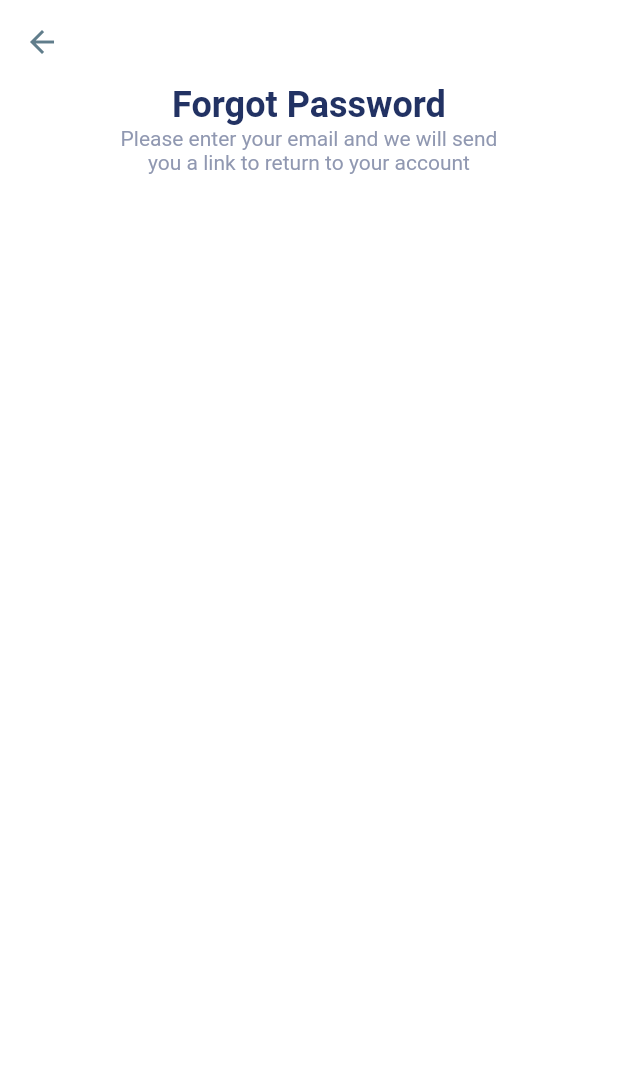
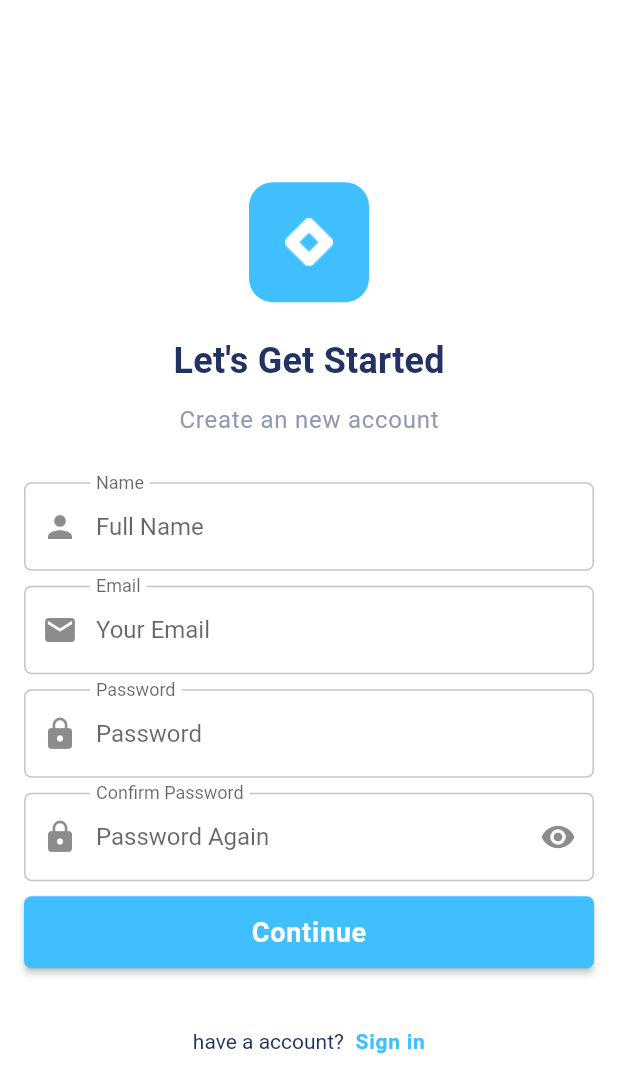
Before and after one commit to Surayya-code/Suzer_Ecomm_app, a Flutter app: the screen it shows after launch, after a tap on "Register", on a phone screen of 412 x 824 dp. Shown: the top 1092 px of the screen. Run offline on Flutter 3.47's test engine with Material 2 defaults, Android fonts, the light colour scheme and no system bars; our stand-ins replace flutter_svg; Roboto replaces fonts that are missing (Poppins).

Commit message:
register form

```diff
--- a/ecomm_app/lib/constants.dart
+++ b/ecomm_app/lib/constants.dart
@@ -19,8 +19,10 @@ const warningColor=Color(0xffFFC833);
 //Form Error
 final RegExp emailvalidatorRegExp=
       RegExp(r"^[a-zA-Z0-9,]+@[a-zA-Z0-9]+\.[a-zA-Z]+");
+const String kNameNullError="Please Enter your Name";
 const String kEmailNullError="Please Enter your Email";
 const String kInvalinEmailError="Please Enter Valid Email";
+const String kInvalinNameError="Please Enter Valid Name";
 const String kPassNullError="Please Enter your Password";
 const String kShortPassError="Password is too short";
 const String kMatchPassError="Password don't match";
--- /dev/null
+++ b/ecomm_app/lib/presentation/screens/complete_profile/components/body.dart
@@ -0,0 +1,10 @@
+import 'package:flutter/material.dart';
+
+class Body extends StatelessWidget {
+  const Body({Key? key}) : super(key: key);
+
+  @override
+  Widget build(BuildContext context) {
+    return Column();
+  }
+}
--- a/ecomm_app/lib/presentation/screens/forgot_password/forgot_password_screen.dart
+++ b/ecomm_app/lib/presentation/screens/forgot_password/forgot_password_screen.dart
@@ -10,7 +10,7 @@ class ForgotPasswordScreen extends StatelessWidget {
       appBar: AppBar(
         title: const Text("Forgot Password"),
       ),
-      body: Body(),
+      body: const Body(),
     );
   }
 }
--- a/ecomm_app/lib/presentation/screens/sign_in/components/body.dart
+++ b/ecomm_app/lib/presentation/screens/sign_in/components/body.dart
@@ -1,7 +1,8 @@
 import 'package:flutter/material.dart';
+import 'package:suzer_ecom_appp/presentation/screens/forgot_password/forgot_password_screen.dart';
 import 'package:suzer_ecom_appp/presentation/widgets/global_divider.dart';
 import '../../../widgets/global_center_icon.dart';
-import '../../../widgets/global_have_account.dart';
+import '../../../widgets/global_no_account.dart';
 import '../../../widgets/global_signin_buttons.dart';
 import '../../styles/app_text_styles.dart';
 import 'sign_form.dart';
@@ -19,23 +20,17 @@ class Body extends StatelessWidget {
             const Center(
               child: GlobalCenterIcon(),
             ),
-            const SizedBox(
-              height: 25,
-            ),
+            const SizedBox(height: 25,),
             Text(
               'Welcome to E-comm',
               style: AppTextStyles.headingTitleStyle,
             ),
-            const SizedBox(
-              height: 16,
-            ),
+            const SizedBox( height: 16,),
             Text(
               'Sign in to continue',
               style: AppTextStyles.signinTitleStyle,
             ),
-            const SizedBox(
-              height: 16,
-            ),
+            const SizedBox(  height: 16,),
             const SignForm(),
             Row(
               children: <Widget>[
@@ -55,7 +50,10 @@ class Body extends StatelessWidget {
               const SizedBox(height: 10,),
               const GlobalButton(image: 'assets/images/facebook_logo.png',text: 'Login with Facebook'),
               const SizedBox(height: 15,),
-               Text('Forgot Password?',style: AppTextStyles.registerTextStyle,),
+               GestureDetector(onTap: (() {
+                  Navigator.pushNamed(context,
+               ForgotPasswordScreen.routeName);
+               }),child: Text('Forgot Password?',style: AppTextStyles.registerTextStyle,)),
                const SizedBox(height: 10,),
               const NoAccountText(),
           ],
--- /dev/null
+++ b/ecomm_app/lib/presentation/screens/sign_up/components/body.dart
@@ -0,0 +1,52 @@
+import 'package:flutter/material.dart';
+import '../../../widgets/global_center_icon.dart';
+import '../../sign_in/sign_in_screen.dart';
+import '../../styles/app_text_styles.dart';
+import 'sign_up_form.dart';
+
+class Body extends StatelessWidget {
+  const Body({Key? key}) : super(key: key);
+
+  @override
+  Widget build(BuildContext context) {
+    return Center(
+      child: SingleChildScrollView(
+        child: Column(
+          mainAxisAlignment: MainAxisAlignment.center,
+        children:  [
+            const Center(
+            child: GlobalCenterIcon(),
+            ),
+          const SizedBox( height: 25),
+            Text(
+              "Let's Get Started",
+              style: AppTextStyles.headingTitleStyle,
+            ),const SizedBox( height: 16,),
+            Text(
+              'Create an new account',
+              style: AppTextStyles.signinTitleStyle,
+            ),
+            const SizedBox(  height: 16,),
+         const SignUpForm(),
+         const  SizedBox( height: 25),
+         Row(
+      mainAxisAlignment: MainAxisAlignment.center,
+      children: [
+        const Center(child: Text('have a account? ')),
+        GestureDetector(
+            onTap: () {
+              Navigator.pushNamed(context,
+               SignInScreen.routeName);
+            },
+            child: Text(
+              ' Sign in',
+              style: AppTextStyles.registerTextStyle,
+            ))
+      ],
+    ),
+        ]
+        ),
+      ),
+    );
+  }
+}
--- /dev/null
+++ b/ecomm_app/lib/presentation/screens/sign_up/components/sign_up_form.dart
@@ -0,0 +1,199 @@
+import 'package:flutter/material.dart';
+import '../../../../constants.dart';
+import '../../../widgets/global_default_button.dart';
+import '../../../widgets/global_form_error.dart';
+
+class SignUpForm extends StatefulWidget {
+  const SignUpForm({Key? key}) : super(key: key);
+
+  @override
+  State<SignUpForm> createState() => _SignUpFormState();
+}
+
+class _SignUpFormState extends State<SignUpForm> {
+  final _formKey = GlobalKey<FormState>();
+  final List<String> errors = [];
+  String? fullname;
+  String? email;
+  String? password;
+  String? confirmPassword;
+
+   void addError({String? error}) {
+    if (!errors.contains(error)) {
+      setState(() {
+        errors.add(error!);
+      });
+    }
+  }
+
+  void removeError({String? error}) {
+    if (!errors.contains(error)) {
+      setState(() {
+        errors.remove(error!);
+      });
+    }
+  }
+  @override
+  Widget build(BuildContext context) {
+    return Form(
+      key: _formKey,
+      child: Padding(
+        padding: const EdgeInsets.all(16.0),
+        child: Column(
+          children: [
+            fullNameFormField(),
+             const SizedBox(height: 10),
+            emailFormField(),
+             const SizedBox(height: 10),
+            passwordFormField(),
+             const SizedBox(height: 10),
+            confirmPassFormField(),
+             FormError(errors: errors),
+             const SizedBox(height: 10),
+             GlobalDefaultButton(text: 'Continue',
+              press: (){
+                if (_formKey.currentState!.validate()) {
+
+                }
+              })
+          ],
+        ),
+      ),
+    );
+  }
+
+  TextFormField confirmPassFormField() {
+    return TextFormField(
+    obscureText: true,
+    onSaved: ((newValue) => confirmPassword = newValue),
+    onChanged: (value) {
+      if (password==confirmPassword) {
+        removeError(error: kMatchPassError);
+      }
+    },
+    validator: (value) {
+      if (value!.isEmpty) {
+        return "";
+      } else if (password!=value) {
+        addError(error: kMatchPassError);
+        return "";
+      }
+      return null;
+    },
+    decoration: const InputDecoration(
+      hintText: 'Password Again',
+      labelText: 'Confirm Password',
+      floatingLabelBehavior: FloatingLabelBehavior.always,
+      prefixIcon: Icon(Icons.lock),
+      suffixIcon: Icon(Icons.visibility),
+    ),
+  );
+  }
+
+  TextFormField fullNameFormField() {
+    return TextFormField(
+    onSaved: ((newValue) => fullname = newValue),
+    onChanged: (value) {
+      if (value.isNotEmpty && errors.contains(kNameNullError)) {
+        setState(() {
+          errors.remove(kNameNullError);
+        });
+      } else if (value.length >= 4 && errors.contains(kInvalinNameError)) {
+        setState(() {
+          errors.remove(kInvalinNameError);
+        });
+      }
+    },
+    validator: (value) {
+      if (value!.isEmpty && !errors.contains(kNameNullError)) {
+        setState(() {
+          errors.add(kNameNullError);
+        });
+        return "";
+      } else if (value.length < 4 && !errors.contains(kInvalinNameError)) {
+        setState(() {
+          errors.add(kInvalinNameError);
+        });
+        return "";
+      }
+      return null;
+    },
+    decoration: const InputDecoration(
+      hintText: 'Full Name',
+      labelText: 'Name',
+      floatingLabelBehavior: FloatingLabelBehavior.always,
+      prefixIcon: Icon(Icons.person),
+    ),
+  );
+  }
+
+  TextFormField passwordFormField() {
+    return TextFormField(
+    obscureText: true,
+    onSaved: ((newValue) => password = newValue),
+    onChanged: (value) {
+     if (value.isNotEmpty) {
+          removeError(error: kPassNullError);
+        } else if (value.length >= 8) {
+          removeError(error: kPassNullError);
+        }
+        password=value;
+    },
+    validator: (value) {
+      if (value!.isEmpty ) {
+       addError(error: kPassNullError);
+        return "";
+      } else if (value.length < 8 ) {
+       addError(error: kShortPassError);
+       return "";
+      }
+      return null;
+    },
+    decoration: const InputDecoration(
+      hintText: 'Password',
+      labelText: 'Password',
+      floatingLabelBehavior: FloatingLabelBehavior.always,
+      prefixIcon: Icon(Icons.lock),
+    ),
+  );
+  }
+
+  TextFormField emailFormField() {
+    return TextFormField(
+    keyboardType: TextInputType.emailAddress,
+    onSaved: (newValue) => email = newValue,
+    onChanged: (value) {
+      if (value.isNotEmpty && errors.contains(kEmailNullError)) {
+        setState(() {
+          errors.remove(kEmailNullError);
+        });
+      } else if (emailvalidatorRegExp.hasMatch(value) &&
+          errors.contains(kInvalinEmailError)) {
+        setState(() {
+          errors.remove(kInvalinEmailError);
+        });
+      }
+    },
+    validator: (value) {
+      if (value!.isEmpty && !errors.contains(kEmailNullError)) {
+        setState(() {
+          errors.add(kEmailNullError);
+        });
+        return "";
+      } else if (!emailvalidatorRegExp.hasMatch(value) &&
+          !errors.contains(kInvalinEmailError)) {
+        setState(() {
+          errors.add(kInvalinEmailError);
+        });return "";
+      }
+      return null;
+    },
+    decoration: const InputDecoration(
+      hintText: 'Your Email',
+      labelText: 'Email',
+      floatingLabelBehavior: FloatingLabelBehavior.always,
+      prefixIcon: Icon(Icons.mail),
+    ),
+  );
+  }
+}
--- /dev/null
+++ b/ecomm_app/lib/presentation/screens/sign_up/sign_up_screen.dart
@@ -0,0 +1,18 @@
+import 'package:flutter/material.dart';
+
+import 'components/body.dart';
+
+class SignUpScreen extends StatelessWidget {
+static String routeName="/sign_up";
+const SignUpScreen({Key? key}) : super(key: key);
+//sign in-daxil olmaq
+//sign up-qeydiyyatdan keçmək
+  @override
+  Widget build(BuildContext context) {
+    return const Scaffold(
+       resizeToAvoidBottomInset: false,
+      // appBar: AppBar(),
+      body: Body(),
+    );
+  }
+}
--- a/ecomm_app/lib/presentation/widgets/global_form_error.dart
+++ b/ecomm_app/lib/presentation/widgets/global_form_error.dart
@@ -2,8 +2,7 @@ import 'package:flutter/material.dart';
 import 'package:flutter_svg/flutter_svg.dart';
 
 class FormError extends StatelessWidget {
-  const FormError({
-    Key? key,
+  const FormError({Key? key,
     required this.errors,
   }) : super(key: key);
 
--- a/ecomm_app/lib/presentation/widgets/global_have_account.dart
+++ b/ecomm_app/lib/presentation/widgets/global_no_account.dart
@@ -1,6 +1,5 @@
 import 'package:flutter/material.dart';
-import 'package:suzer_ecom_appp/presentation/screens/forgot_password/forgot_password_screen.dart';
-
+import '../screens/sign_up/sign_up_screen.dart';
 import '../screens/styles/app_text_styles.dart';
 
 class NoAccountText extends StatelessWidget {
@@ -15,7 +14,7 @@ class NoAccountText extends StatelessWidget {
         GestureDetector(
             onTap: () {
               Navigator.pushNamed(context,
-               ForgotPasswordScreen.routeName);
+               SignUpScreen.routeName);
             },
             child: Text(
               ' Register',
--- a/ecomm_app/lib/routes.dart
+++ b/ecomm_app/lib/routes.dart
@@ -1,12 +1,15 @@
 import 'package:flutter/material.dart';
 import 'package:suzer_ecom_appp/presentation/screens/forgot_password/forgot_password_screen.dart';
-
+import 'presentation/screens/login_success/login_success_screen.dart';
 import 'presentation/screens/sign_in/sign_in_screen.dart';
+import 'presentation/screens/sign_up/sign_up_screen.dart';
 
 //import 'screens/sign_in/sign_in_screen.dart';
 
 final Map<String, WidgetBuilder> routes={
  SignInScreen.routeName:(context) => const SignInScreen(),
  ForgotPasswordScreen.routeName:(context) => const ForgotPasswordScreen(),
-//  SignUpScreen.routeName:(context)=>const SignUpScreen(),
+ LoginSuccessScreen.routeName:(context)=>const LoginSuccessScreen(),
+ SignUpScreen.routeName:(context) => const SignUpScreen(),
+
 };
--- a/ecomm_app/lib/thema.dart
+++ b/ecomm_app/lib/thema.dart
@@ -34,7 +34,7 @@ InputDecorationTheme inputDecorationTheme() {
 TextTheme textThema() {
   return const TextTheme(
     bodyText1: TextStyle(color: primaryColor),
-    bodyText2: TextStyle(color: primaryLightColor),
+    bodyText2: TextStyle(color: primaryColor),
     headline1: TextStyle(color: primaryColor, fontSize: 16),
   );
 }
@@ -44,7 +44,7 @@ AppBarTheme appBarThema() {
     color: Colors.white,
     elevation: 0,
     iconTheme: IconThemeData(
-      color: Colors.blueGrey,
+      color: Colors.grey,
     ),
   );
 }
```
Also changed, not shown: ecomm_app/lib/main.dart (+8 -0 lines), ecomm_app/lib/presentation/screens/complete_profile/complete_profile_screen.dart (added, +15 -0 lines), ecomm_app/lib/presentation/screens/forgot_password/components/body.dart (+109 -12 lines), ecomm_app/lib/presentation/screens/login_success/components/body.dart (added, +31 -0 lines), ecomm_app/lib/presentation/screens/login_success/login_success_screen.dart (added, +19 -0 lines), ecomm_app/lib/presentation/screens/sign_in/components/sign_form.dart (+20 -0 lines), ecomm_app/assets/images/login_success.jpg (added).
